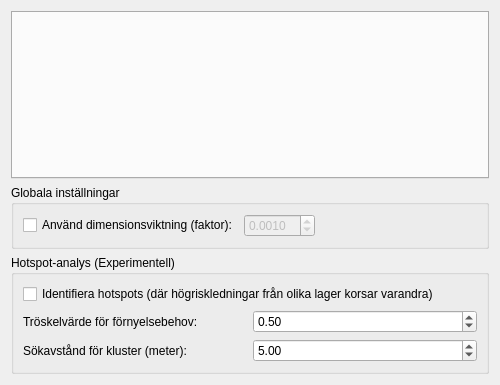
Before: the Qt Designer form reneW/reneW_dialog_base.ui in d3dm3m/reneW, drawn with Qt 5; both pictures show x 0 to 500 and y 0 to 385 of the 500 by 600 pixel window.
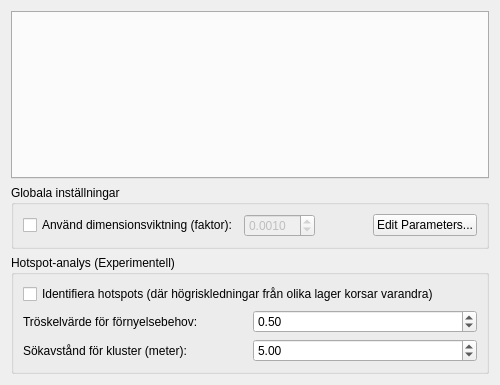
After: the same form once the commit is applied.

Commit message: feat: Add in-plugin parameter editor

Diff of the .ui file:
```diff
--- a/reneW/reneW_dialog_base.ui
+++ b/reneW/reneW_dialog_base.ui
@@ -63,6 +63,13 @@
         </property>
        </spacer>
       </item>
+      <item>
+       <widget class="QPushButton" name="mBtnEditParameters">
+        <property name="text">
+         <string>Edit Parameters...</string>
+        </property>
+       </widget>
+      </item>
      </layout>
     </widget>
    </item>
```
The commit also changes 5 other files.
